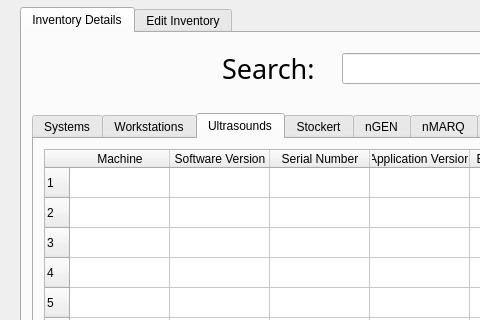
Qt form Code/inventory.ui (EranYonai/Auto-Baseline) before a commit; both pictures show x 0 to 480 and y 92 to 412 of the 1042 by 1041 pixel window.
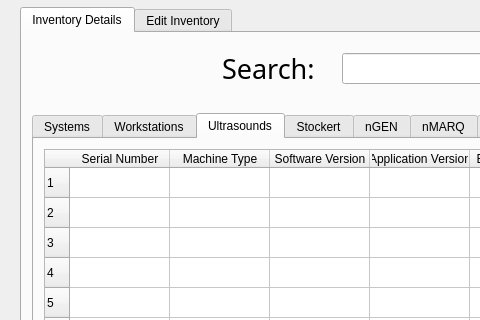
The same form after that commit. The open tabs and pages were chosen to show the change.

Commit message:
Update table works from every tab
- new update logic was implemented.
- from now on, *be very careful with the order of the tabs and the prime keys (they have to be at pos0)*

The edit to the form file:
```diff
--- a/Code/inventory.ui
+++ b/Code/inventory.ui
@@ -1180,21 +1180,21 @@
         <row/>
         <row/>
         <row/>
-        <column>
-         <property name="text">
-          <string>Machine</string>
-         </property>
-        </column>
-        <column>
-         <property name="text">
-          <string>Software Version</string>
-         </property>
-        </column>
         <column>
          <property name="text">
           <string>Serial Number</string>
          </property>
         </column>
+        <column>
+         <property name="text">
+          <string>Machine Type</string>
+         </property>
+        </column>
+        <column>
+         <property name="text">
+          <string>Software Version</string>
+         </property>
+        </column>
         <column>
          <property name="text">
           <string>Application Version</string>
```
Left out of the diff: 2 changed lines with no effect on the pictures. The commit also changes 2 other files.
